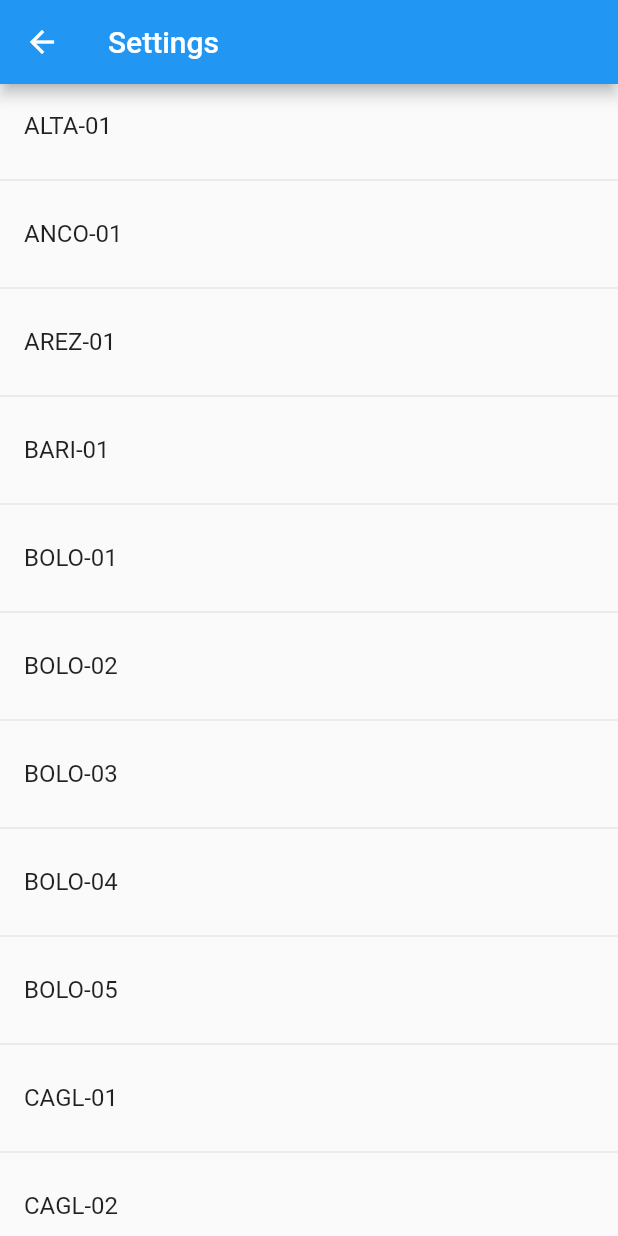
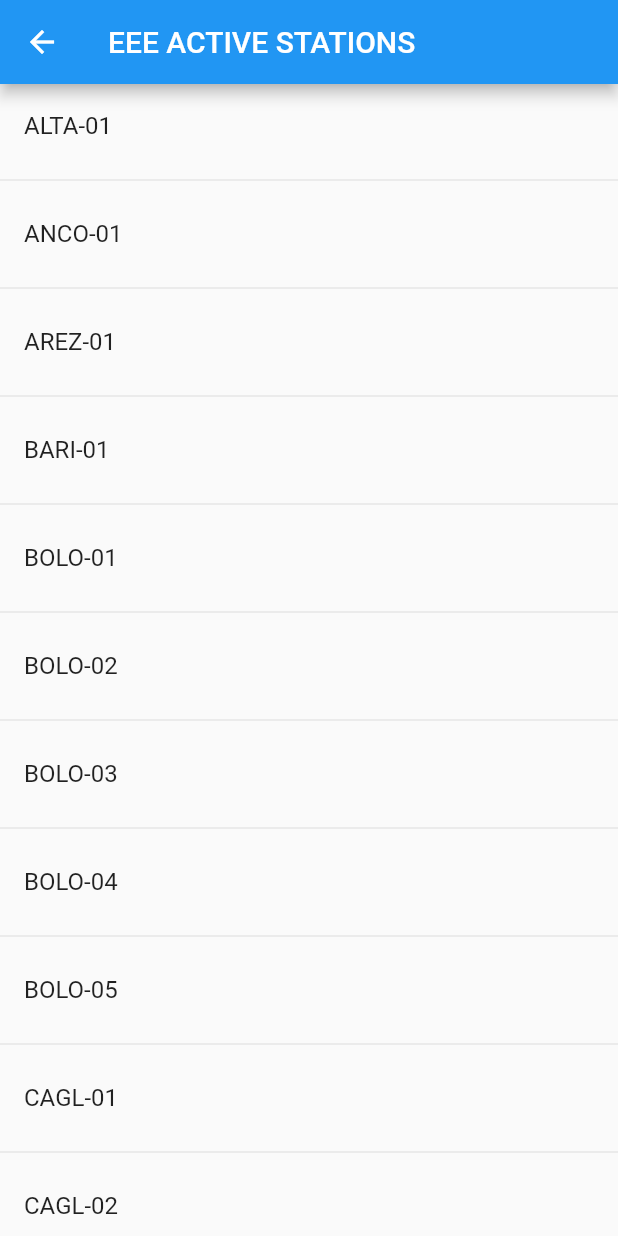
Before and after one commit to miriamamendola/dqm_monitor_app, a Flutter app: the Settings screen opened by its route, after a tap on "Select EEE station", on a phone screen of 412 x 824 dp. Run offline on Flutter 3.47's test engine with Material 2 defaults, Android fonts, the phone set to English and light mode, and no system bars; our stand-ins replace flutter_local_notifications, shared_preferences; accounts and stored records are empty; network calls fail.

Commit message:
added parser.dart, which contains data classes drawer now shows telescope state other needed changes

```diff
--- a/lib/drawer.dart
+++ b/lib/drawer.dart
@@ -1,19 +1,36 @@
+import 'package:flutter/cupertino.dart';
 import 'package:flutter/material.dart';
-import 'package:flutter/cupertino.dart';
+
 import 'main.dart';
 
-class AppDrawer extends StatelessWidget{
+
+class AppDrawer extends StatefulWidget {
+  _AppDrawerState createState() => _AppDrawerState();
+}
+
+class _AppDrawerState extends State<AppDrawer> {
+  var background;
+
   @override
   Widget build(BuildContext context){
+    if (telescope.status == "green") {
+      background = Colors.green;
+    } else if (telescope.status == "yellow") {
+      background = Colors.yellow;
+    } else if (telescope.status == "red") {
+      background = Colors.red;
+    } else {
+      background = Colors.grey;
+    }
     return Drawer(
         child: ListView(
             padding: EdgeInsets.zero,
             children: <Widget>[
               UserAccountsDrawerHeader(
-                  currentAccountPicture: CircleAvatar(),
+                currentAccountPicture: CircleAvatar(
+                    backgroundColor: background),
                 accountName: Text(EEE_ACTIVE_STATIONS[selectedStation]),
                 accountEmail: null,
-                  //TODO: make avatar show the status of the chosen MRPC
               ),
               ListTile(
                   leading: Icon(Icons.home),
@@ -45,4 +62,7 @@ class AppDrawer extends StatelessWidget{
               ), Divider()
             ]
         )
-    );}}
+    );
+  }
+
+}
--- a/lib/settings.dart
+++ b/lib/settings.dart
@@ -3,6 +3,7 @@ import 'dart:async';
 import 'package:flutter/cupertino.dart';
 import 'package:flutter/material.dart';
 import 'package:flutter/services.dart';
+import 'package:shared_preferences/shared_preferences.dart';
 
 import 'drawer.dart';
 import 'main.dart';
@@ -27,7 +28,7 @@ class _SettingsState extends State<Settings> {
   @override
   Widget build(BuildContext context) {return Scaffold(
       appBar: new AppBar(
-        title: new Text("Settings"),
+        title: new Text("SETTINGS"),
       ),
       body: ListView(
         children: <Widget>[
@@ -48,7 +49,7 @@ class EEEActiveStations extends StatelessWidget{
 
     return Scaffold(
         appBar: new AppBar(
-          title: Text("Settings"),
+          title: Text("EEE ACTIVE STATIONS"),
         ),
         body: new Container(
             child: ListView.separated(
@@ -57,9 +58,11 @@ class EEEActiveStations extends StatelessWidget{
               itemBuilder: (context, index){
                 return ListTile(
                     title: Text(EEE_ACTIVE_STATIONS[index]),
-                    onTap: (){
+                    onTap: () async {
                       selectedStation = index;
-
+                      final prefs = await SharedPreferences.getInstance();
+                      prefs.setInt('selectedStation', selectedStation);
+                      Navigator.pop(context);
                     }
                 );
               },
```
Also changed, not shown: lib/main.dart (+46 -9 lines), lib/monitor.dart (+16 -49 lines), lib/parser.dart (added, +59 -0 lines).
